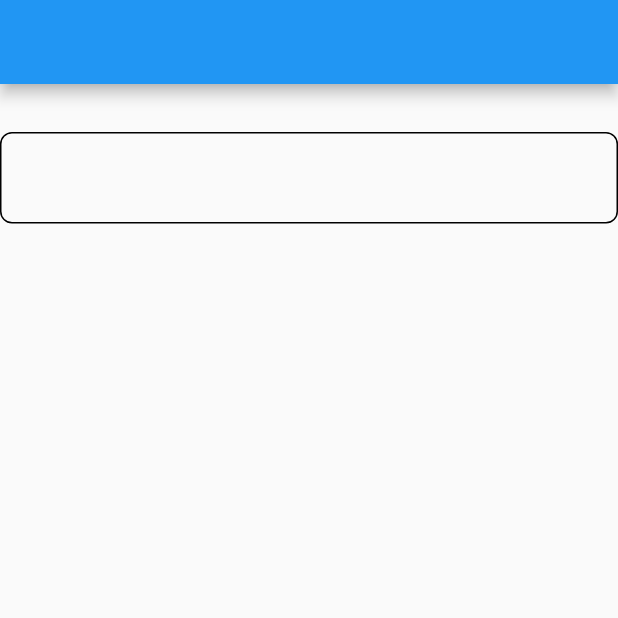
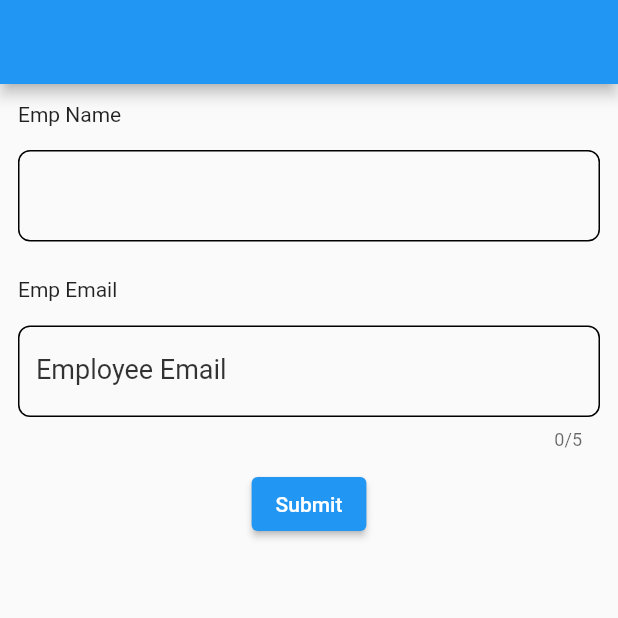
Before and after one commit to BunnyMan1/flutter_dynamic_forms, a Flutter app: the screen it shows after launch, on a phone screen of 412 x 824 dp, the top half of it. Run offline on Flutter 3.47's test engine with Material 2 defaults, Android fonts, the phone set to English and light mode, and no system bars.

Commit message:
model updates, text component logic update

```diff
--- a/example/lib/main.dart
+++ b/example/lib/main.dart
@@ -38,23 +38,21 @@ class _MyHomePageState extends State<MyHomePage> {
         body: FlutterDynamicForm(
           formData: FlutterDynamicFormData(
             components: [
-              TextFieldComponent(
-                  props: TextComponentProps.fromMap(
-                {
-                  'type': 'text',
-                  'name': 'employee_name',
-                },
-              )
-                  //  TextComponentProps(
-                  //   name: 'employee_name',
-                  //   title: "Some Title",
-                  //   label: "Employee Name",
-                  //   placeholder: "Enter employee's name",
-                  //   color: "ff0000",
-                  // ),
-                  )
+              TextComponentProps.fromMap(
+                {'type': 'text', 'name': 'employee_name', 'title': 'Emp Name'},
+              ),
+              TextComponentProps(
+                name: 'employee_email',
+                title: "Emp Email",
+                label: "Employee Email",
+                maxLength: 5,
+                placeholder: "Enter employee's name",
+              ),
             ],
           ),
+          onSubmit: (var map) {
+            print(map);
+          },
         )
         // This trailing comma makes auto-formatting nicer for build methods.
         );
--- a/lib/src/components/text_component.dart
+++ b/lib/src/components/text_component.dart
@@ -5,13 +5,15 @@ import '../common/component_wrapper.dart';
 import '../utilities/helpers.dart';
 
 class TextFieldComponent extends StatelessWidget {
-  const TextFieldComponent({
+  TextFieldComponent({
     Key? key,
     required this.props,
+    this.onChange,
   }) : super(key: key);
 
   final TextComponentProps props;
-
+  final Function(String s)? onChange;
+  final TextEditingController controller = TextEditingController();
   @override
   Widget build(BuildContext context) {
     Color c = hexStringToColorConverter(props.color);
@@ -19,9 +21,14 @@ class TextFieldComponent extends StatelessWidget {
       title: props.title,
       description: props.description,
       child: TextField(
-        keyboardType: TextInputType.multiline,
+        controller: controller,
+        onChanged: (s) {
+          onChange != null ? onChange!(s) : null;
+        },
+        // keyboardType: TextInputType.,
         minLines: props.minLines,
         maxLines: props.maxLines,
+        maxLength: props.maxLength,
         style: TextStyle(
           color: c,
           fontSize: 18.0,
@@ -30,6 +37,9 @@ class TextFieldComponent extends StatelessWidget {
         decoration: InputDecoration(
           hintText: props.placeholder,
           labelText: props.label,
+          labelStyle: TextStyle(
+            color: c.withOpacity(0.8),
+          ),
           border: props.showBorder
               ? OutlineInputBorder(
                   borderRadius: BorderRadius.circular(8.0),
--- a/lib/src/form/form_widget.dart
+++ b/lib/src/form/form_widget.dart
@@ -1,19 +1,76 @@
 import 'package:flutter/material.dart';
-import 'package:flutter_dynamic_forms/src/models/form.dart';
+import 'package:flutter_dynamic_forms/flutter_dynamic_forms.dart';
+import 'package:flutter_dynamic_forms/src/constants/constants.dart';
 
-class FlutterDynamicForm extends StatelessWidget {
+import '../models/base_model.dart';
+
+class FlutterDynamicForm extends StatefulWidget {
   final FlutterDynamicFormData formData;
+  final Function(Map<String, dynamic>)? onSubmit;
   const FlutterDynamicForm({
     Key? key,
     required this.formData,
+    this.onSubmit,
   }) : super(key: key);
+
+  @override
+  State<FlutterDynamicForm> createState() => _FlutterDynamicFormState();
+}
+
+class _FlutterDynamicFormState extends State<FlutterDynamicForm> {
+  @override
+  void initState() {
+    _componentsChecker();
+    super.initState();
+  }
+
+  _componentsChecker() {
+    var checkMap = {};
+    for (var i in widget.formData.components) {
+      if (checkMap[i.name] == null) {
+        checkMap[i.name] = true;
+      } else {
+        throw "duplicate component name detected : ${i.name}";
+      }
+    }
+  }
+
+  final Map<String, dynamic> _values = {};
+  final Map<String, bool> _validations = {};
 
   @override
   Widget build(BuildContext context) {
     return SingleChildScrollView(
       child: Column(
-        children: formData.components,
+        children: [
+          ...widget.formData.components
+              .map(
+                (c) => Padding(
+                  padding: const EdgeInsets.all(12.0),
+                  child: _propsToComponentMapper(c),
+                ),
+              )
+              .toList(),
+          ElevatedButton(
+            onPressed: () {
+              if (widget.onSubmit != null) widget.onSubmit!(_values);
+            },
+            child: const Text("Submit"),
+          ),
+        ],
       ),
     );
   }
+
+  Widget _propsToComponentMapper(BaseModel props) {
+    if (props.type == textComponentName) {
+      return TextFieldComponent(
+        onChange: ((s) {
+          _values[props.name] = s;
+        }),
+        props: props as TextComponentProps,
+      );
+    }
+    throw 'Unknown component.';
+  }
 }
--- a/lib/src/models/base_component.dart
+++ b/lib/src/models/base_model.dart
@@ -1,4 +1,4 @@
-abstract class BaseComponent {
+abstract class BaseModel {
   String get type;
   String get name;
 }
--- a/lib/src/models/form.dart
+++ b/lib/src/models/form.dart
@@ -2,14 +2,15 @@
 import 'dart:convert';
 
 import 'package:flutter/material.dart';
-import 'package:flutter_dynamic_forms/src/utilities/key_to_module_mapper.dart';
+import 'package:flutter_dynamic_forms/src/models/base_model.dart';
+import 'package:flutter_dynamic_forms/src/utilities/name_to_props_mapper.dart';
 
 import 'form_props.dart';
 
 class FlutterDynamicFormData {
   final FormProps? props;
 
-  final List<Widget> components;
+  final List<BaseModel> components;
   FlutterDynamicFormData({
     this.props,
     required this.components,
@@ -20,7 +21,7 @@ class FlutterDynamicFormData {
 
     var propsToSet = FormProps.fromJson(map['props']);
 
-    List<Widget> componentsToSet = [];
+    List<BaseModel> componentsToSet = [];
 
     var comps = map['components'];
     if (comps is! List) {
@@ -35,13 +36,8 @@ class FlutterDynamicFormData {
         throw "Invalid value of 'type' for component '$name'. Expected a String but got ${type.runtimeType}";
       }
 
-      var mod = keyToModuleMapper(type, map);
-
-      if (mod is String) {
-        throw mod;
-      } else {
-        componentsToSet.add(mod);
-      }
+      var mod = nameToPropsMapper(type, map);
+      componentsToSet.add(mod);
     }
 
     return FlutterDynamicFormData(
--- a/lib/src/models/text_field_props.dart
+++ b/lib/src/models/text_field_props.dart
@@ -1,12 +1,12 @@
 import 'dart:convert';
 
 import 'package:flutter_dynamic_forms/src/constants/constants.dart';
-import 'package:flutter_dynamic_forms/src/models/base_component.dart';
+import 'package:flutter_dynamic_forms/src/models/base_model.dart';
 import 'package:json_annotation/json_annotation.dart';
 part 'text_field_props.g.dart';
 
 @JsonSerializable()
-class TextComponentProps implements BaseComponent {
+class TextComponentProps implements BaseModel {
   //!=======================================================//
   //    Json Keys of the props used by TextFieldComponent
   //!=======================================================//
@@ -20,8 +20,18 @@ class TextComponentProps implements BaseComponent {
   static const String _tfShowBorderKey = "show_border";
   static const String _tfMaxLinesKey = "max_lines";
   static const String _tfMinLinesKey = "min_lines";
+  static const String _tfMaxLength = "max_length";
+  static const String _tfRequired = "required";
+  static const String _tfTrimWhiteSpace = "trim_white_space";
+  static const String _tfRegexMatch = "regex_match";
   //!=======================================================//
   //!=======================================================//
+
+  /// Name of the component for dev use. (Should be set to the key of the json being used to store this component's value in your DB.)
+  /// Mandatory parameter, throws error if not specified.
+  @override
+  @JsonKey(name: _tfNameKey)
+  final String name;
 
   /// Title of the component. (To be displayed in UI)
   /// defaults to ""
@@ -63,11 +73,24 @@ class TextComponentProps implements BaseComponent {
   @JsonKey(name: _tfMinLinesKey)
   final int minLines;
 
-  /// Name of the component for dev use. (Should be set to the key of the json being used to store this component's value in your DB.)
-  /// Mandatory parameter, throws error if not specified.
-  @override
-  @JsonKey(name: _tfNameKey)
-  final String name;
+  /// Max Length of for the text field. (If specified, the length will be enforced.)
+  /// Defaults to null (no max length set).
+  @JsonKey(name: _tfMaxLength)
+  final int? maxLength;
+
+  // Validation props.
+
+  //TODO: use this prop.
+  @JsonKey(name: _tfRequired)
+  final bool required;
+
+  //TODO: use this prop.
+  @JsonKey(name: _tfTrimWhiteSpace)
+  final bool trimWhiteSpace;
+
+  //TODO: use this prop.
+  @JsonKey(name: _tfRegexMatch)
+  final String? regexMatch;
 
   TextComponentProps({
     this.title = "",
@@ -78,7 +101,11 @@ class TextComponentProps implements BaseComponent {
     this.showBorder = true,
     this.maxLines = 1,
     this.minLines = 1,
+    this.maxLength,
     required this.name,
+    this.regexMatch,
+    this.required = false,
+    this.trimWhiteSpace = false,
   });
 
   //Factory constructor.
--- a/lib/src/utilities/key_to_module_mapper.dart
+++ b/lib/src/utilities/name_to_props_mapper.dart
@@ -1,17 +1,15 @@
-import 'package:flutter_dynamic_forms/src/components/text_component.dart';
 import 'package:flutter_dynamic_forms/src/constants/constants.dart';
+import 'package:flutter_dynamic_forms/src/models/base_model.dart';
 
 import '../models/text_field_props.dart';
 
-dynamic keyToModuleMapper(String key, Map<String, dynamic> map) {
+BaseModel nameToPropsMapper(String key, Map<String, dynamic> map) {
   if (key == textComponentName) {
     var check = TextComponentProps.textFieldPropsChecker(map);
     if (check is String) {
-      return check;
+      throw check;
     }
-    return TextFieldComponent(
-      props: TextComponentProps.fromMap(map),
-    );
+    return TextComponentProps.fromMap(map);
   }
 
   throw 'Unkown component with name $map.';
```
